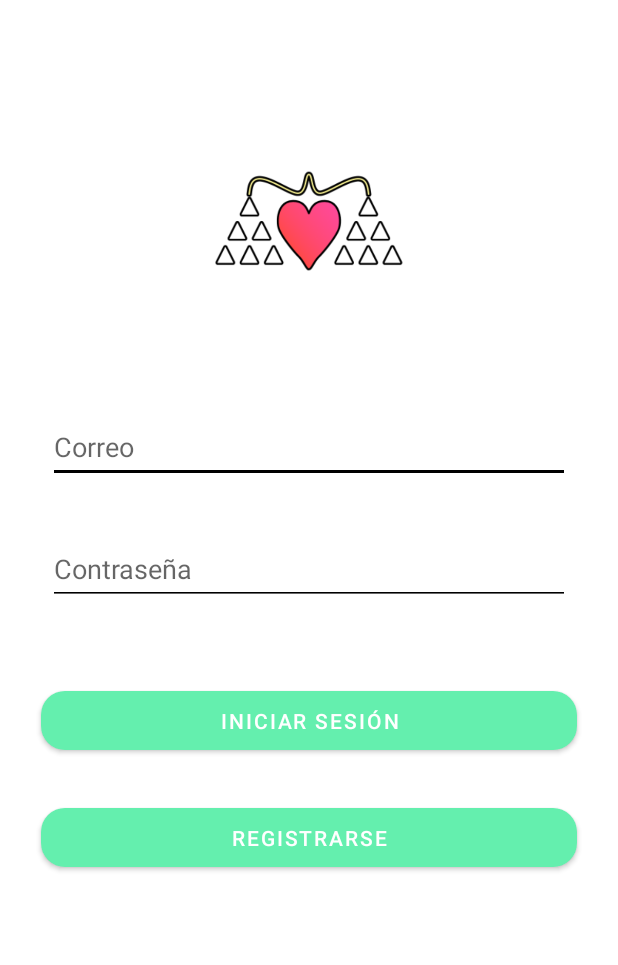
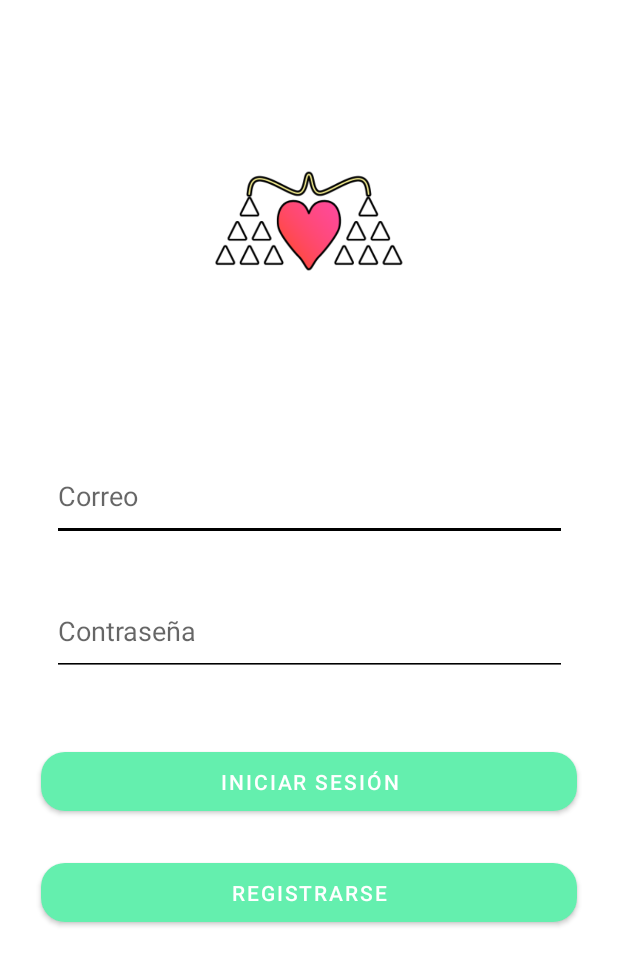
Before and after one commit to moiSS00/SDM_UNILOVI, an Android app: the screen it shows after launch (SignInActivity), on a phone screen of 412 x 824 dp. Shown: the top 965 px of the screen. Run offline under Robolectric (Android 15) with nearby library versions, the phone set to English and light mode, and no system bars; our stand-ins replace Firebase (no records; nobody signed in at launch, a user with empty details on screens opened directly).

Commit message:
Poniendo bien constraints de sign in

```diff
--- a/app/src/main/res/layout/activity_sign_in.xml
+++ b/app/src/main/res/layout/activity_sign_in.xml
@@ -22,35 +22,31 @@
 
     <EditText
         android:id="@+id/emailSignInEdit"
-        android:layout_width="match_parent"
-        android:layout_height="wrap_content"
-        android:layout_marginStart="32dp"
+        android:layout_width="343dp"
+        android:layout_height="59dp"
         android:layout_marginTop="10dp"
-        android:layout_marginEnd="32dp"
         android:backgroundTint="@color/black"
         android:ems="10"
         android:hint="Correo"
         android:inputType="textPersonName"
         android:minHeight="48dp"
+        app:layout_constraintBottom_toBottomOf="parent"
         app:layout_constraintEnd_toEndOf="parent"
-        app:layout_constraintHorizontal_bias="0.0"
         app:layout_constraintStart_toStartOf="parent"
-        app:layout_constraintTop_toBottomOf="@+id/imageView" />
+        app:layout_constraintTop_toBottomOf="@+id/imageView"
+        app:layout_constraintVertical_bias="0.056" />
 
     <EditText
         android:id="@+id/passwordSignInEdit"
-        android:layout_width="match_parent"
-        android:layout_height="48dp"
-        android:layout_marginStart="32dp"
+        android:layout_width="343dp"
+        android:layout_height="59dp"
         android:layout_marginTop="10dp"
-        android:layout_marginEnd="32dp"
         android:backgroundTint="@color/black"
         android:ems="10"
         android:hint="Contraseña"
         android:inputType="textPassword"
         app:layout_constraintBottom_toBottomOf="parent"
         app:layout_constraintEnd_toEndOf="parent"
-        app:layout_constraintHorizontal_bias="0.0"
         app:layout_constraintStart_toStartOf="parent"
         app:layout_constraintTop_toBottomOf="@+id/emailSignInEdit"
         app:layout_constraintVertical_bias="0.053" />
@@ -59,8 +55,6 @@
         android:id="@+id/signInButton"
         android:layout_width="357dp"
         android:layout_height="51dp"
-        android:layout_marginStart="32dp"
-        android:layout_marginEnd="32dp"
         android:text="Iniciar sesión"
         app:cornerRadius="16dp"
         app:layout_constraintBottom_toBottomOf="parent"
@@ -73,8 +67,6 @@
         android:id="@+id/goToSignUpButton"
         android:layout_width="357dp"
         android:layout_height="51dp"
-        android:layout_marginStart="32dp"
-        android:layout_marginEnd="32dp"
         android:text="Registrarse"
         app:cornerRadius="16dp"
         app:layout_constraintBottom_toBottomOf="parent"
```
